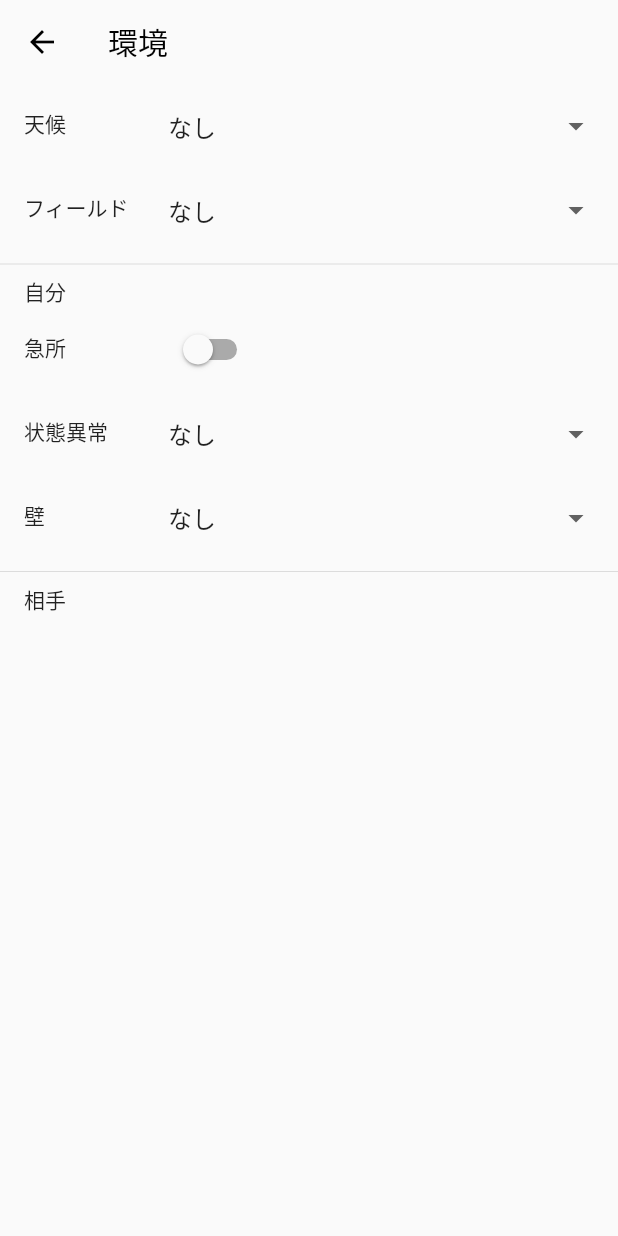
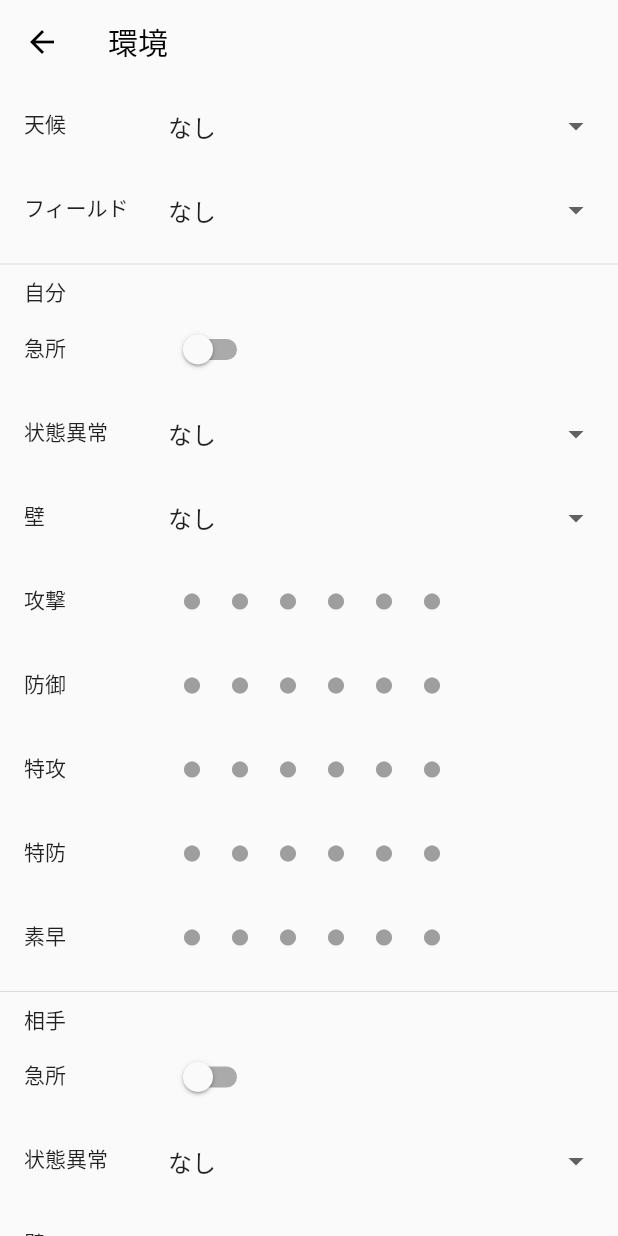
Before and after one commit to 2skdev/flutter-pokecalc, a Flutter app: the EnvironmentInputPage screen opened directly, on a phone screen of 412 x 824 dp. Run offline on Flutter 3.47's test engine with Material 2 defaults, Android fonts, the phone set to English and light mode, and no system bars; our stand-ins replace flutter_hooks, freezed_annotation, hooks_riverpod, keyboard_actions.

Commit message:
:zap: add rank and enemy condition

```diff
--- a/lib/views/pages/environment_input.dart
+++ b/lib/views/pages/environment_input.dart
@@ -3,10 +3,73 @@ import 'package:hooks_riverpod/hooks_riverpod.dart';
 
 import '../../constants/size.dart';
 import '../../enums/enums.dart';
+import '../../models/condition.dart';
 import '../../providers/providers.dart';
+import '../widgets/rank_input.dart';
 
 class EnvironmentInputPage extends ConsumerWidget {
   const EnvironmentInputPage({super.key});
+
+  List<Widget> _buildCondition({
+    required Condition condition,
+    ValueChanged<Condition>? onChanged,
+  }) {
+    return [
+      ListTile(
+        leading: const Text('急所'),
+        minLeadingWidth: kMinLeadingWidth,
+        title: Row(
+          mainAxisAlignment: MainAxisAlignment.start,
+          children: [
+            Switch(
+              value: condition.critical,
+              onChanged: (value) => onChanged?.call(
+                condition.copyWith(critical: value),
+              ),
+            ),
+          ],
+        ),
+      ),
+      ListTile(
+        leading: const Text('状態異常'),
+        minLeadingWidth: kMinLeadingWidth,
+        title: DropdownButton(
+          value: condition.ailment,
+          underline: const SizedBox(),
+          isExpanded: true,
+          items: Ailments.values
+              .map((e) => DropdownMenuItem(value: e, child: Text(e.string)))
+              .toList(),
+          onChanged: (value) {
+            if (value != null) {
+              onChanged?.call(condition.copyWith(ailment: value));
+            }
+          },
+        ),
+      ),
+      ListTile(
+        leading: const Text('壁'),
+        minLeadingWidth: kMinLeadingWidth,
+        title: DropdownButton(
+          value: condition.shield,
+          underline: const SizedBox(),
+          isExpanded: true,
+          items: Shields.values
+              .map((e) => DropdownMenuItem(value: e, child: Text(e.string)))
+              .toList(),
+          onChanged: (value) {
+            if (value != null) {
+              onChanged?.call(condition.copyWith(shield: value));
+            }
+          },
+        ),
+      ),
+      ...RankInput.buildListTiles(
+        rank: condition.rank,
+        onChanged: (value) => onChanged?.call(condition.copyWith(rank: value)),
+      )
+    ];
+  }
 
   @override
   Widget build(BuildContext context, WidgetRef ref) {
@@ -15,7 +78,8 @@ class EnvironmentInputPage extends ConsumerWidget {
 
     return Scaffold(
       appBar: AppBar(title: const Text('環境')),
-      body: Column(
+      body: SingleChildScrollView(
+        child: Column(
           crossAxisAlignment: CrossAxisAlignment.start,
           children: [
             ListTile(
@@ -26,7 +90,8 @@ class EnvironmentInputPage extends ConsumerWidget {
                 underline: const SizedBox(),
                 isExpanded: true,
                 items: Weathers.values
-                  .map((e) => DropdownMenuItem(value: e, child: Text(e.string)))
+                    .map((e) =>
+                        DropdownMenuItem(value: e, child: Text(e.string)))
                     .toList(),
                 onChanged: (value) {
                   ref.read(environmentNofifier.notifier).setState(
@@ -43,7 +108,8 @@ class EnvironmentInputPage extends ConsumerWidget {
                 underline: const SizedBox(),
                 isExpanded: true,
                 items: Fields.values
-                  .map((e) => DropdownMenuItem(value: e, child: Text(e.string)))
+                    .map((e) =>
+                        DropdownMenuItem(value: e, child: Text(e.string)))
                     .toList(),
                 onChanged: (value) {
                   ref.read(environmentNofifier.notifier).setState(
@@ -57,59 +123,23 @@ class EnvironmentInputPage extends ConsumerWidget {
               padding: EdgeInsets.only(left: 16.0),
               child: Text('自分'),
             ),
-          ListTile(
-            leading: const Text('急所'),
-            minLeadingWidth: kMinLeadingWidth,
-            title: Row(
-              mainAxisAlignment: MainAxisAlignment.start,
-              children: [
-                Switch(
-                  value: false,
-                  onChanged: (value) {},
-                ),
-              ],
-            ),
-          ),
-          ListTile(
-            leading: const Text('状態異常'),
-            minLeadingWidth: kMinLeadingWidth,
-            title: DropdownButton(
-              value: condition.self.ailment,
-              underline: const SizedBox(),
-              isExpanded: true,
-              items: Ailments.values
-                  .map((e) => DropdownMenuItem(value: e, child: Text(e.string)))
-                  .toList(),
-              onChanged: (value) {
-                ref.read(conditionNofifier.notifier).setState(
-                      self: condition.self.copyWith(ailment: value as Ailments),
-                    );
-              },
-            ),
-          ),
-          ListTile(
-            leading: const Text('壁'),
-            minLeadingWidth: kMinLeadingWidth,
-            title: DropdownButton(
-              value: condition.self.shield,
-              underline: const SizedBox(),
-              isExpanded: true,
-              items: Shields.values
-                  .map((e) => DropdownMenuItem(value: e, child: Text(e.string)))
-                  .toList(),
-              onChanged: (value) {
-                ref.read(conditionNofifier.notifier).setState(
-                      self: condition.self.copyWith(shield: value as Shields),
-                    );
-              },
-            ),
+            ..._buildCondition(
+              condition: condition.self,
+              onChanged: (value) =>
+                  ref.read(conditionNofifier.notifier).setState(self: value),
             ),
             const Divider(),
             const Padding(
               padding: EdgeInsets.only(left: 16.0),
               child: Text('相手'),
             ),
+            ..._buildCondition(
+              condition: condition.enemy,
+              onChanged: (value) =>
+                  ref.read(conditionNofifier.notifier).setState(enemy: value),
+            ),
           ],
+        ),
       ),
     );
   }
--- /dev/null
+++ b/lib/views/widgets/rank_input.dart
@@ -0,0 +1,166 @@
+import 'dart:math';
+
+import 'package:flutter/material.dart';
+
+import '../../constants/size.dart';
+import '../../models/stats.dart';
+
+/// ランク補正の入力を行うウィジェット
+///
+/// 現在のランクと異なるランクを選択した場合、同じ補正方向（上昇・下降）で値を変更する
+/// 現在のランクと同じランクを選択した場合、上昇→下降→無補正の順に変化する
+class RankInput extends StatelessWidget {
+  const RankInput({
+    super.key,
+    required this.rank,
+    this.onChanged,
+  });
+
+  /// ランク
+  final int rank;
+
+  /// ランク変更通知
+  final ValueChanged<int>? onChanged;
+
+  /// 各ステータス分のウィジェットを一括で生成する
+  ///
+  /// hpはランク補正がないので、攻撃〜素早までを生成する
+  static List<Widget> buildListTiles({
+    required Stats rank,
+    ValueChanged<Stats>? onChanged,
+  }) {
+    final children = <Widget>[];
+
+    // hp以降のウィジェットを生成するため、1から始める
+    for (var index = 1; index < 6; index++) {
+      children.add(
+        ListTile(
+          leading: Text(Stats.strings[index]),
+          minLeadingWidth: kMinLeadingWidth,
+          title: RankInput(
+            rank: rank[index],
+            onChanged: (value) => onChanged?.call(
+              rank.copyWithIndex(index, value),
+            ),
+          ),
+        ),
+      );
+    }
+
+    return children;
+  }
+
+  /// アイコンボタンのベースウィジェット
+  ///
+  /// paddingをデフォルトのIconButtonより減らす
+  IconButton baseButton({required Widget icon, Function()? onPressed}) {
+    return IconButton(
+      onPressed: onPressed,
+      padding: const EdgeInsets.all(4),
+      constraints: const BoxConstraints(),
+      icon: icon,
+    );
+  }
+
+  /// ランク上昇補正のボタンウィジェット
+  ///
+  /// arrow_forward_iosのアイコンを左に90度回転させて表示する
+  /// 上昇補正は赤色
+  IconButton rankUpButton({Function()? onPressed}) {
+    return baseButton(
+      onPressed: onPressed,
+      icon: Transform.rotate(
+        angle: -90 * pi / 180,
+        child: const Icon(
+          Icons.arrow_forward_ios,
+          color: Colors.red,
+          size: 16,
+        ),
+      ),
+    );
+  }
+
+  /// ランク下降補正のボタンウィジェット
+  ///
+  /// arrow_forward_iosのアイコンを右に90度回転させて表示する
+  /// 下降補正は青色
+  IconButton rankDownButton({Function()? onPressed}) {
+    return baseButton(
+      onPressed: onPressed,
+      icon: Transform.rotate(
+        angle: 90 * pi / 180,
+        child: const Icon(
+          Icons.arrow_forward_ios,
+          color: Colors.blue,
+          size: 16,
+        ),
+      ),
+    );
+  }
+
+  /// ランク無補正のボタンウィジェット
+  ///
+  /// 無補正は灰色
+  IconButton defaultButton({Function()? onPressed}) {
+    return baseButton(
+      onPressed: onPressed,
+      icon: Transform.rotate(
+        angle: 90 * pi / 180,
+        child: const Icon(
+          Icons.fiber_manual_record,
+          color: Colors.grey,
+          size: 16,
+        ),
+      ),
+    );
+  }
+
+  @override
+  Widget build(BuildContext context) {
+    final buttons = <Widget>[];
+
+    // ランクを設定する
+    setRank(int index) {
+      // 絶対値が同じランクを選択した時
+      if (rank.abs() == index) {
+        if (rank < 0) {
+          // 元のランクが下降なら無補正にする
+          onChanged?.call(0);
+        } else {
+          // 元のランクが上昇なら下降にする
+          onChanged?.call(-1 * index);
+        }
+      } else {
+        // 元のランクと同じ方向でランクを変更する
+        onChanged?.call(index * (rank.isNegative ? -1 : 1));
+      }
+    }
+
+    // 最大補正数の6個分のアイコンを追加する
+    // 補正は降順にするため、デクリメント
+    for (var index = 6; index > 0; index--) {
+      // ランクの絶対値未満は補正がないので、無補正のボタンを追加する
+      if (rank.abs() < index) {
+        buttons.add(defaultButton(
+          onPressed: () => setRank(index),
+        ));
+      } else {
+        if (rank > 0) {
+          // 上昇補正のボタンを追加する
+          buttons.add(rankUpButton(
+            onPressed: () => setRank(index),
+          ));
+        } else {
+          // 下降補正のボタンを追加する
+          buttons.add(rankDownButton(
+            onPressed: () => setRank(index),
+          ));
+        }
+      }
+    }
+
+    return Row(
+      children: buttons,
+    );
+  }
+}
```
Lines whose indentation alone changed are shown as unchanged.
